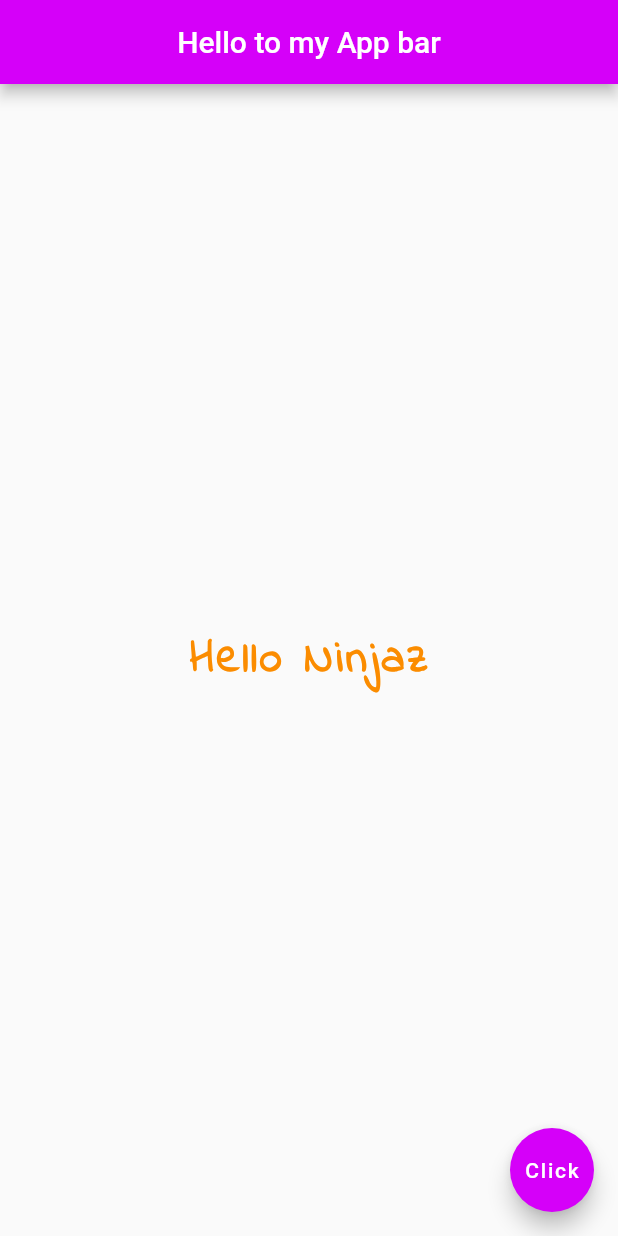
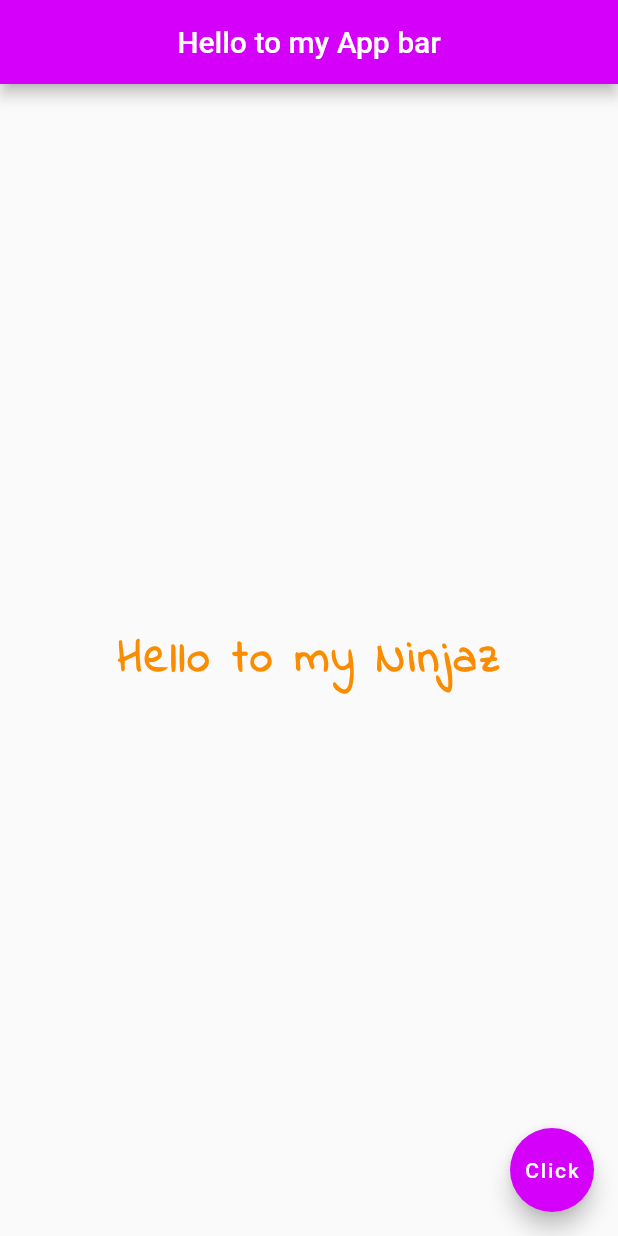
Before and after one commit to jkinathan/FlatNinja, a Flutter app: the screen it shows after launch, on a phone screen of 412 x 824 dp. Run offline on Flutter 3.47's test engine with Material 2 defaults, Android fonts, the phone set to English and light mode, and no system bars.

```diff
--- a/lib/main.dart
+++ b/lib/main.dart
@@ -5,7 +5,14 @@ import 'package:flutter/material.dart';
 void main() {
   runApp(MaterialApp(
 
-    home: Scaffold(
+    home: Home(),
+  ));
+}
+
+class Home extends StatelessWidget {
+  @override
+  Widget build(BuildContext context) {
+    return Scaffold(
       appBar: AppBar(
         title: Text("Hello to my App bar"),
         centerTitle: true,
@@ -13,13 +20,13 @@ void main() {
       ),
       body: Center(
         child: Text(
-            "Hello Ninjaz",
+          "Hello to my Ninjaz",
           style: TextStyle(
-            fontSize: 30.0,
-            fontWeight: FontWeight.bold,
-            letterSpacing: 2.0,
-            color: Colors.orange[600],
-            fontFamily: 'IndieFlower' //according to the name saved in pubspec
+              fontSize: 30.0,
+              fontWeight: FontWeight.bold,
+              letterSpacing: 2.0,
+              color: Colors.orange[600],
+              fontFamily: 'IndieFlower' //according to the name saved in pubspec
           ),
         ),
       ),
@@ -28,6 +35,7 @@ void main() {
         child: Text("Click"),
         backgroundColor: Colors.purpleAccent[400],
       ),
-    ),
-  ));
+    );
+
+  }
 }
```
